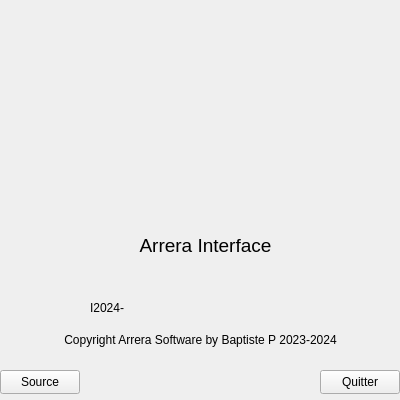
Old version of the form carreraapropos.ui in the repository Arrera-Software/Arrera-Interface.
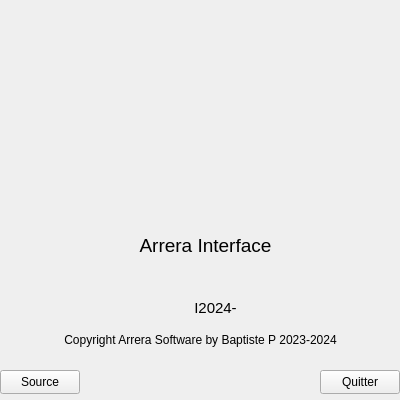
New version of the form. Icons and pictures are not drawn.

Commit message: Centrage numero de version

Diff of the .ui file:
```diff
--- a/carreraapropos.ui
+++ b/carreraapropos.ui
@@ -87,9 +87,17 @@
       <height>16</height>
      </rect>
     </property>
+    <property name="font">
+     <font>
+      <pointsize>11</pointsize>
+     </font>
+    </property>
     <property name="text">
      <string>I2024-</string>
     </property>
+    <property name="alignment">
+     <set>Qt::AlignCenter</set>
+    </property>
    </widget>
    <widget class="QLabel" name="IDC_COPYWRITE">
     <property name="geometry">
```
The commit also changes 1 other file.
